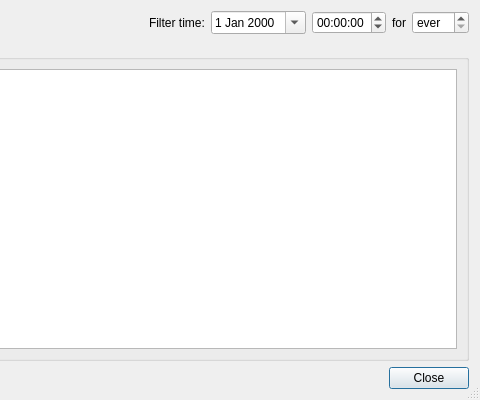
Before: the Qt Designer form branches/jonas_unstable/QuteScoop/gui/BookedAtcDialog.ui in qutescoop/qutescoop, drawn with Qt 5; both pictures show x 520 to 1000 and y 0 to 400 of the 1000 by 400 pixel window.
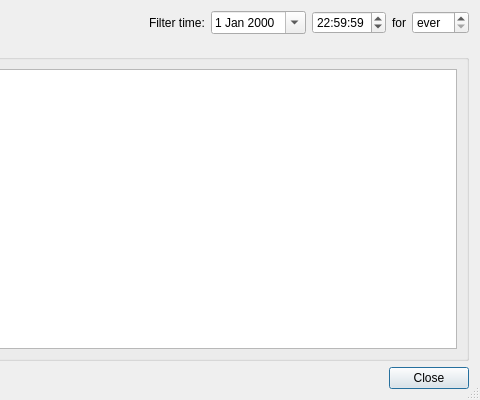
After: the same form once the commit is applied. Icons and pictures are not drawn.

Commit message: changed: * BookedAtcModel -> BookedAtcDialogModel * adapted for use with predicted Whazzups

Patch:
```diff
--- a/branches/jonas_unstable/QuteScoop/gui/BookedAtcDialog.ui
+++ b/branches/jonas_unstable/QuteScoop/gui/BookedAtcDialog.ui
@@ -94,17 +94,14 @@
        <property name="wrapping">
         <bool>true</bool>
        </property>
-       <property name="calendarPopup">
-        <bool>true</bool>
-       </property>
        <property name="timeSpec">
         <enum>Qt::UTC</enum>
        </property>
        <property name="time">
         <time>
-         <hour>0</hour>
-         <minute>0</minute>
-         <second>0</second>
+         <hour>22</hour>
+         <minute>59</minute>
+         <second>59</second>
         </time>
        </property>
       </widget>
```
Left out of the diff: 6 changed lines with no effect on the pictures. The commit also changes 4 other files.
